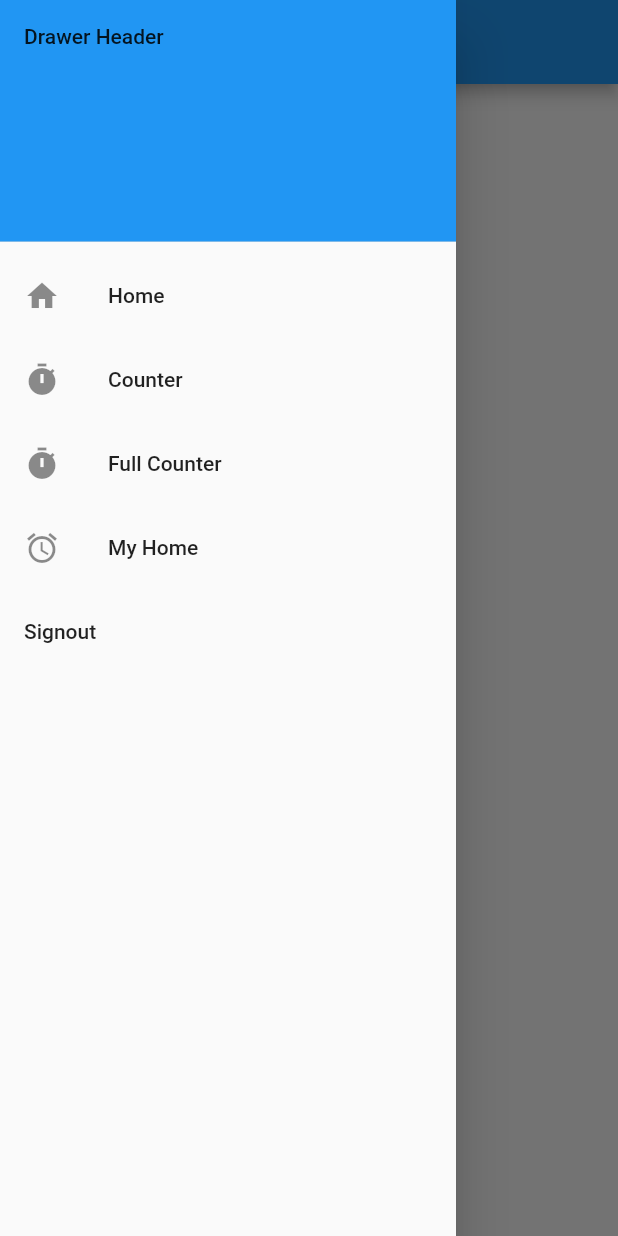
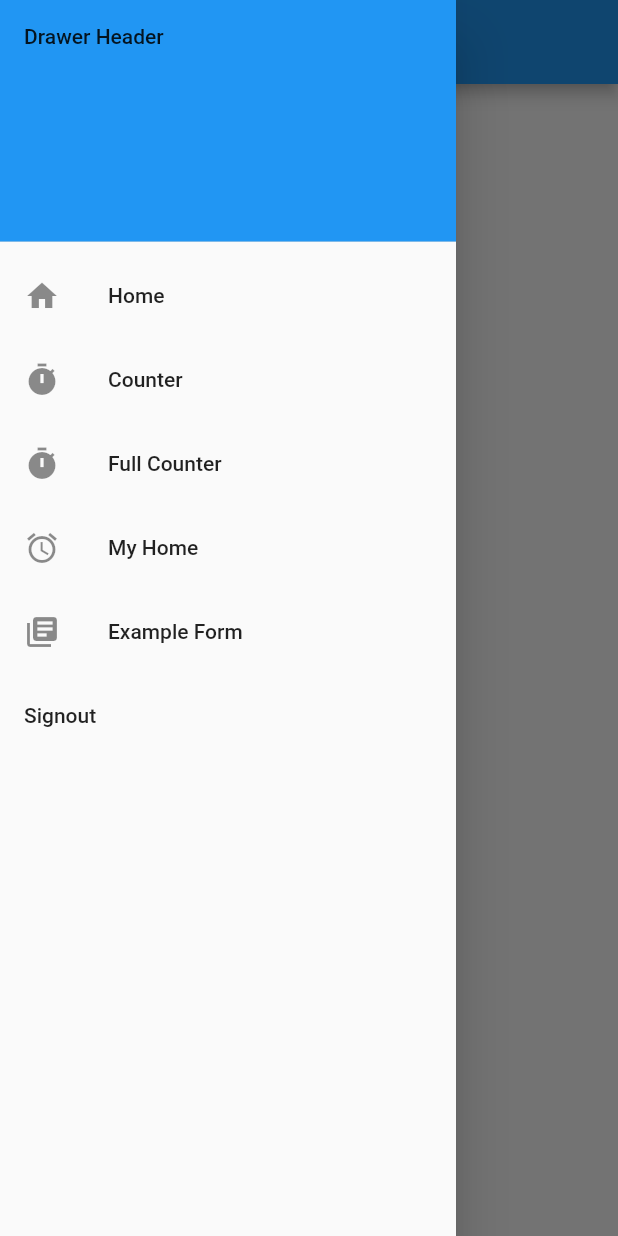
Before and after one commit to Sommaik/imcflutter, a Flutter app: the HomePage screen opened directly, with the side drawer open, on a phone screen of 412 x 824 dp. Run offline on Flutter 3.47's test engine with Material 2 defaults, Android fonts, the phone set to English and light mode, and no system bars; our stand-ins replace bloc, equatable, flutter_bloc, intro_slider.

```diff
--- a/lib/main.dart
+++ b/lib/main.dart
@@ -4,6 +4,7 @@ import 'package:flutter_bloc/flutter_bloc.dart';
 import 'package:imcflutter/appintro/ui/app_intro_page.dart';
 import 'package:imcflutter/counter/bloc/bloc.dart';
 import 'package:imcflutter/counter/ui/ui.dart';
+import 'package:imcflutter/example_form/ui/example_form_page.dart';
 import 'package:imcflutter/home/ui/home_page.dart';
 import 'package:imcflutter/login/bloc/login_bloc.dart';
 import 'package:imcflutter/login/ui/login_page.dart';
@@ -87,7 +88,8 @@ class MyApp extends StatelessWidget {
           '/': (context) => HomePage(),
           '/counter': (context) => MyCounterPage(),
           '/full_counter': (context) => MyFullCounterPage(),
-          '/my_home': (context) => MyHomePage()
+          '/my_home': (context) => MyHomePage(),
+          '/example_form': (context) => ExampleFormPage(),
         },
       ),
     );
--- a/lib/shared/widget/app_menu.dart
+++ b/lib/shared/widget/app_menu.dart
@@ -40,6 +40,13 @@ class AppMenu extends StatelessWidget {
           },
         ),
         ListTile(
+          title: Text('Example Form'),
+          leading: Icon(Icons.library_books),
+          onTap: () {
+            Navigator.of(context).pushReplacementNamed('/example_form');
+          },
+        ),
+        ListTile(
           title: Text('Signout'),
           onTap: () {
             // TODO: signout event
```
Also changed, not shown: lib/example_form/ui/example_form_page.dart (added, +42 -0 lines).
